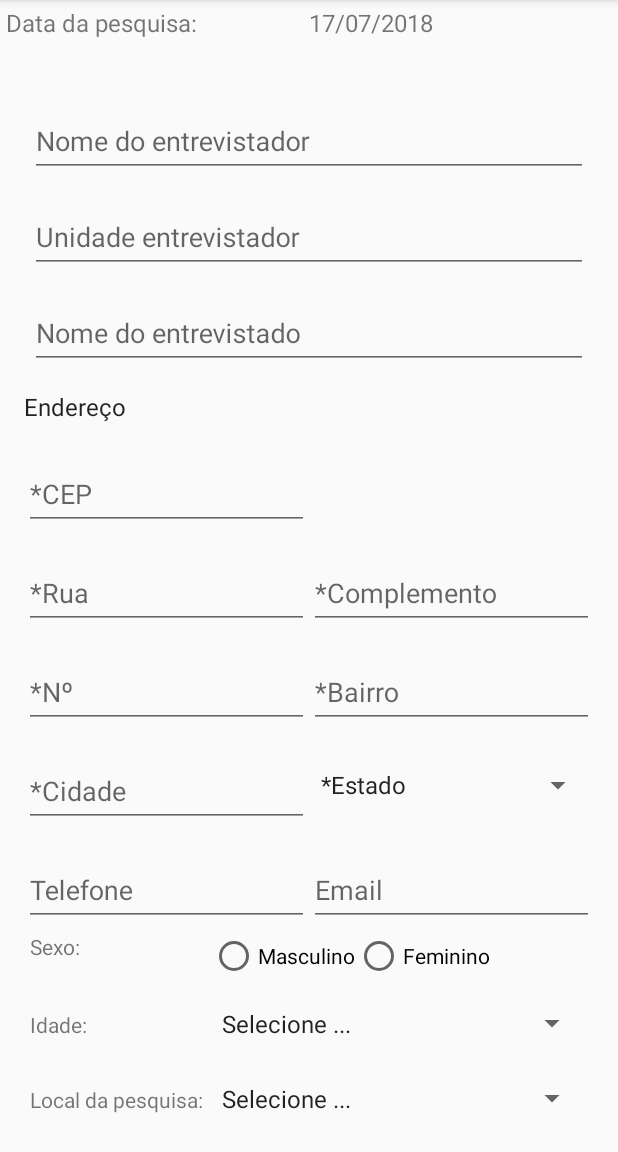
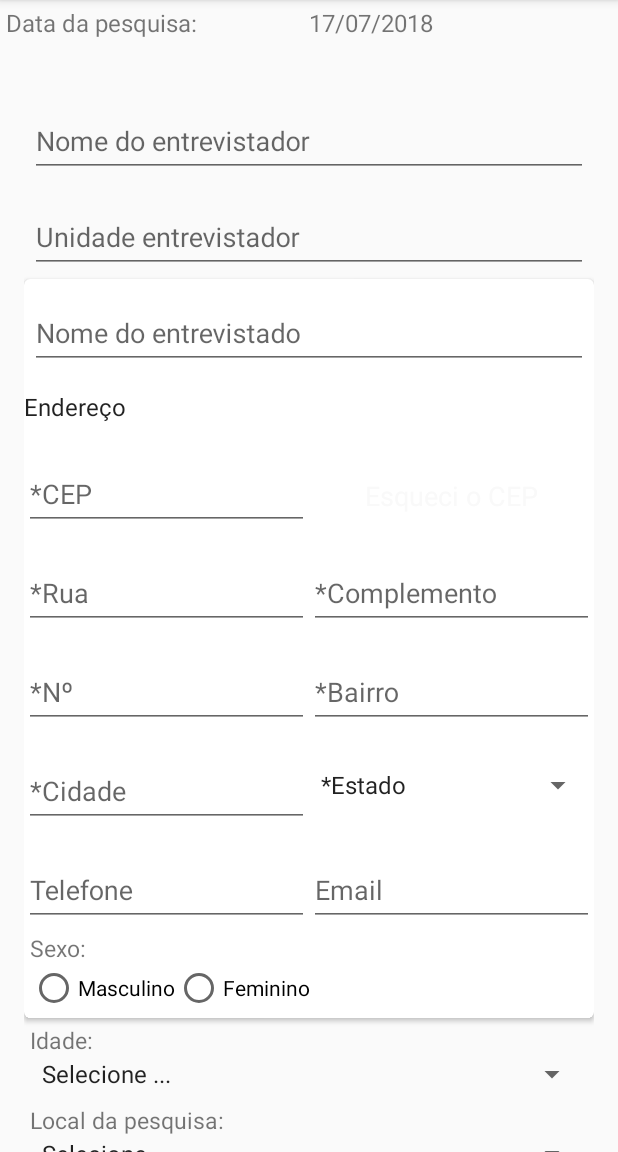
Before and after one commit to weslei-dias/pesquisabrasileira, an Android app: the screen it shows after launch (MainActivity), after a tap on an icon or button, on a phone screen of 412 x 824 dp, the part 84-1236 px from its top. Run offline under Robolectric (Android 15) with nearby library versions, the phone set to English and light mode, and no system bars; libraries missing offline, so code that uses them is left out: retrofit2.adapter.rxjava, rx.android.schedulers, rx.schedulers; plain views replace MaskEditText; 5 statements that could not run were skipped.

Commit message:
Correção da edição.

```diff
--- a/app/build.gradle
+++ b/app/build.gradle
@@ -35,6 +35,7 @@ dependencies {
     implementation 'io.reactivex:rxjava:1.1.6'
     implementation 'io.reactivex:rxandroid:1.2.1'
     implementation 'com.squareup.retrofit2:adapter-rxjava:2.1.0'
+    implementation 'com.android.support:cardview-v7:27.1.1'
     compileOnly 'org.projectlombok:lombok:1.16.22'
     annotationProcessor 'org.projectlombok:lombok:1.16.22'
     testImplementation 'junit:junit:4.12'
--- a/app/src/main/res/layout/content_cadastro.xml
+++ b/app/src/main/res/layout/content_cadastro.xml
@@ -98,6 +98,18 @@
                     </android.support.design.widget.TextInputLayout>
 
                 </LinearLayout>
+
+                <android.support.v7.widget.CardView
+                    xmlns:card_view="http://schemas.android.com/apk/res-auto"
+                    android:id="@+id/card_view"
+                    android:layout_gravity="center"
+                    android:layout_width="match_parent"
+                    android:layout_height="match_parent"
+                    card_view:cardCornerRadius="4dp">
+                    <LinearLayout
+                        android:layout_width="match_parent"
+                        android:layout_height="wrap_content"
+                        android:orientation="vertical">
                 <LinearLayout
                     android:id="@+id/ll_fieldset_entrevistado"
                     android:layout_width="match_parent"
@@ -354,15 +366,15 @@
                     android:id="@+id/ll_fieldset_sexo"
                     android:layout_width="match_parent"
                     android:layout_height="wrap_content"
-                    android:orientation="horizontal"
+                    android:orientation="vertical"
                     android:padding="4dp">
 
                     <TextView
                         android:id="@+id/txtSexo"
-                        android:layout_width="@dimen/width_label"
+                        android:layout_width="wrap_content"
                         android:layout_height="wrap_content"
                         android:text="Sexo:"
-                        android:textSize="14sp" />
+                        android:textSize="15sp" />
 
 
                     <RadioGroup
@@ -384,55 +396,59 @@
                             android:text="Feminino" />
 
                     </RadioGroup>
-
-
                 </LinearLayout>
+                    </LinearLayout>
+                </android.support.v7.widget.CardView>
 
                 <LinearLayout
                     android:id="@+id/ll_fieldset_6"
                     android:layout_width="match_parent"
-                    android:layout_height="50dp"
-                    android:orientation="horizontal"
+                    android:layout_height="wrap_content"
+                    android:orientation="vertical"
                     android:padding="4dp">
 
                     <TextView
                         android:id="@+id/txtIdade"
-                        android:layout_width="120dp"
+                        android:layout_width="match_parent"
                         android:layout_height="wrap_content"
                         android:text="Idade:"
-                        android:textSize="14sp" />
+                        android:textSize="15sp" />
 
                     <Spinner
                         android:id="@+id/spnIdade"
                         android:layout_width="match_parent"
                         android:layout_height="match_parent"
                         android:entries="@array/idades"
-                        android:spinnerMode="dialog" />
+                        android:spinnerMode="dialog"
+                        android:textSize="15sp"
+                        />
                 </LinearLayout>
 
                 <LinearLayout
                     android:id="@+id/ll_fieldset_7"
                     android:layout_width="match_parent"
-                    android:layout_height="50dp"
-                    android:orientation="horizontal"
+                    android:layout_height="wrap_content"
+                    android:orientation="vertical"
                     android:padding="4dp">
 
                     <TextView
                         android:id="@+id/txtLocalPesquisa"
-                        android:layout_width="@dimen/width_label"
+                        android:layout_width="wrap_content"
                         android:layout_height="wrap_content"
                         android:text="Local da pesquisa:"
-                        android:textSize="14sp" />
+                        android:textSize="15sp" />
 
                     <Spinner
                         android:id="@+id/spnLocalPesquisa"
                         android:layout_width="match_parent"
                         android:layout_height="match_parent"
                         android:entries="@array/locais"
-                        android:spinnerMode="dialog" />
+                        android:spinnerMode="dialog"
+                        android:textSize="15sp"
+                        />
                 </LinearLayout>
 
-            <android.support.design.widget.TextInputLayout
+                <android.support.design.widget.TextInputLayout
                     android:visibility="gone"
                     android:id="@+id/ll_outroLocal"
                     android:layout_width="match_parent"
@@ -447,22 +463,23 @@
                         android:layout_centerHorizontal="true"
                         android:layout_centerVertical="true"
                         android:hint="Outro Local de Pesquisa"
+                        android:textSize="15sp"
                         android:inputType="text" />
             </android.support.design.widget.TextInputLayout>
 
                 <LinearLayout
                     android:id="@+id/ll_fieldset_8"
                     android:layout_width="match_parent"
-                    android:layout_height="50dp"
-                    android:orientation="horizontal"
+                    android:layout_height="wrap_content"
+                    android:orientation="vertical"
                     android:padding="4dp">
 
                     <TextView
                         android:id="@+id/txtLocalOcupacao"
-                        android:layout_width="@dimen/width_label"
+                        android:layout_width="wrap_content"
                         android:layout_height="wrap_content"
                         android:text="Ocupação:"
-                        android:textSize="14sp" />
+                        android:textSize="15sp" />
 
                     <Spinner
                         android:id="@+id/spnOcupacao"
@@ -470,22 +487,23 @@
                         android:layout_height="match_parent"
                         android:layout_marginTop="4dp"
                         android:entries="@array/ocupacoes"
+                        android:textSize="15sp"
                         android:spinnerMode="dialog" />
                 </LinearLayout>
 
                 <LinearLayout
                     android:id="@+id/ll_fieldset_9"
                     android:layout_width="match_parent"
-                    android:layout_height="50dp"
-                    android:orientation="horizontal"
+                    android:layout_height="wrap_content"
+                    android:orientation="vertical"
                     android:padding="4dp">
 
                     <TextView
                         android:id="@+id/txtEscolaridade"
-                        android:layout_width="@dimen/width_label"
+                        android:layout_width="wrap_content"
                         android:layout_height="wrap_content"
                         android:text="Escolaridade:"
-                        android:textSize="14sp" />
+                        android:textSize="15sp" />
 
                     <Spinner
                         android:id="@+id/spnEscolaridade"
@@ -493,28 +511,30 @@
                         android:layout_height="match_parent"
                         android:layout_marginTop="4dp"
                         android:entries="@array/escolaridade"
+                        android:textSize="15sp"
                         android:spinnerMode="dialog" />
                 </LinearLayout>
 
                 <LinearLayout
                     android:id="@+id/ll_fieldset_10"
                     android:layout_width="match_parent"
-                    android:layout_height="55dp"
-                    android:orientation="horizontal"
+                    android:layout_height="match_parent"
+                    android:orientation="vertical"
                     android:padding="4dp">
 
                     <TextView
                         android:id="@+id/txtArea"
-                        android:layout_width="@dimen/width_label"
+                        android:layout_width="wrap_content"
                         android:layout_height="wrap_content"
                         android:text="Área de Graduação:"
-                        android:textSize="14sp" />
+                        android:textSize="15sp" />
 
                     <Spinner
                         android:id="@+id/spnAreaGraduacao"
                         android:layout_width="match_parent"
                         android:layout_height="match_parent"
                         android:entries="@array/areas"
+                        android:textSize="15sp"
                         android:spinnerMode="dialog" />
                 </LinearLayout>
                 <android.support.design.widget.TextInputLayout
@@ -539,21 +559,22 @@
                     android:id="@+id/ll_fieldset_11"
                     android:layout_width="match_parent"
                     android:layout_height="wrap_content"
-                    android:orientation="horizontal"
+                    android:orientation="vertical"
                     android:padding="4dp">
 
                     <TextView
                         android:id="@+id/txtPos"
-                        android:layout_width="@dimen/width_label"
+                        android:layout_width="wrap_content"
                         android:layout_height="wrap_content"
-                        android:text="Gostaria de fazer\numa Pós-Graduação:"
-                        android:textSize="14sp" />
+                        android:text="Gostaria de fazer uma Pós-Graduação:"
+                        android:textSize="15sp" />
 
                     <Spinner
                         android:id="@+id/spnGostariaPos"
                         android:layout_width="match_parent"
                         android:layout_height="match_parent"
                         android:entries="@array/escolhasPos"
+                        android:textSize="15sp"
                         android:spinnerMode="dialog" />
                 </LinearLayout>
 
@@ -561,21 +582,22 @@
                     android:id="@+id/ll_fieldset_12"
                     android:layout_width="match_parent"
                     android:layout_height="wrap_content"
-                    android:orientation="horizontal"
+                    android:orientation="vertical"
                     android:padding="4dp">
 
                     <TextView
                         android:id="@+id/txtInicioPos"
-                        android:layout_width="@dimen/width_label"
+                        android:layout_width="wrap_content"
                         android:layout_height="match_parent"
                         android:text="Quando pretende iniciar?"
-                        android:textSize="14sp" />
+                        android:textSize="15sp" />
 
                     <Spinner
                         android:id="@+id/spnInicioPos"
                         android:layout_width="match_parent"
                         android:layout_height="match_parent"
                         android:entries="@array/inicioPos"
+                        android:textSize="15sp"
                         android:spinnerMode="dialog" />
                 </LinearLayout>
 
@@ -594,33 +616,36 @@
                         android:layout_centerHorizontal="true"
                         android:layout_centerVertical="true"
                         android:hint="Meses para inicio da pós"
-                        android:inputType="text" />
+                        android:inputType="text"
+                        android:textSize="15sp"
+                        />
                 </android.support.design.widget.TextInputLayout>
 
                 <LinearLayout
                     android:id="@+id/ll_fieldset_13"
                     android:layout_width="match_parent"
                     android:layout_height="wrap_content"
-                    android:orientation="horizontal"
+                    android:orientation="vertical"
                     android:padding="4dp">
 
                     <TextView
                         android:id="@+id/txtSorteioPos"
-                        android:layout_width="@dimen/width_label"
+                        android:layout_width="wrap_content"
                         android:layout_height="match_parent"
-                        android:text="Quer participar do sorteio dos\ncursos de pós graduação ou\nde extenção gratuitos?"
-                        android:textSize="14sp" />
+                        android:text="Quer participar do sorteio dos cursos de pós graduação ou de extenção gratuitos?"
+                        android:textSize="15sp" />
 
                     <Spinner
                         android:id="@+id/spnSorteio"
                         android:layout_width="match_parent"
                         android:layout_height="match_parent"
                         android:entries="@array/participarSorteio"
+                        android:textSize="15sp"
                         android:spinnerMode="dialog" />
                 </LinearLayout>
 
+            </android.support.design.widget.TextInputLayout>
 
-            </android.support.design.widget.TextInputLayout>
 
             <LinearLayout
                 android:id="@+id/ll_fieldset_btn"
```
